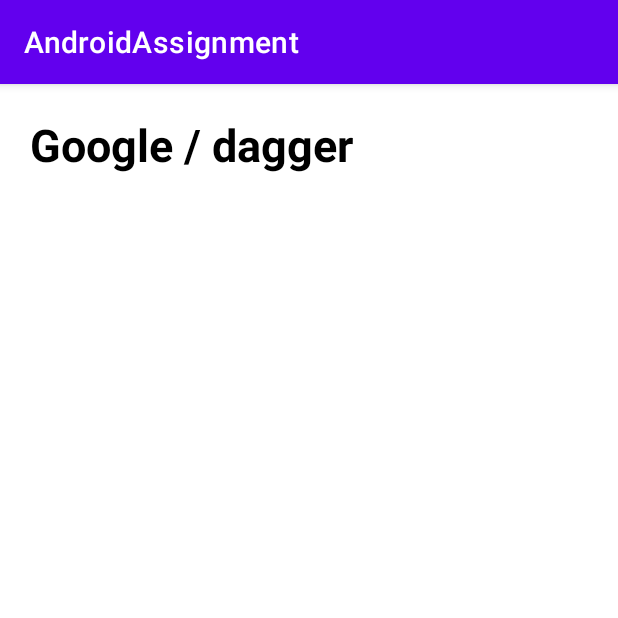
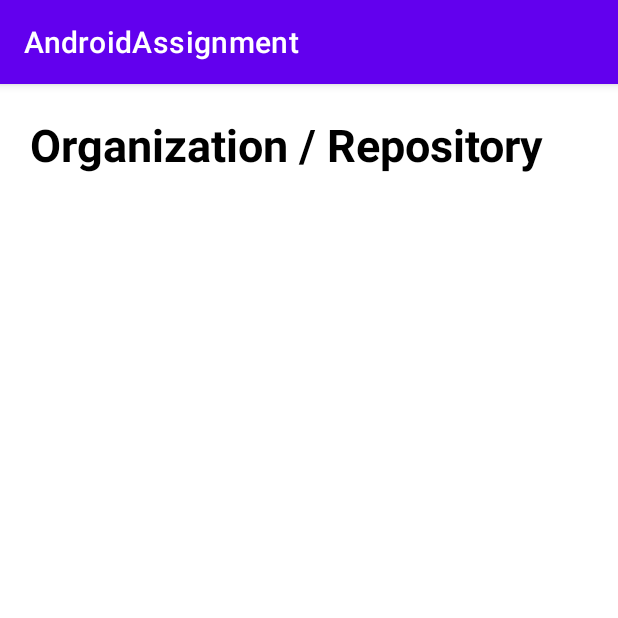
Before and after one commit to Heonbyeong/AndroidAssignment, an Android app: the screen it shows after launch (MainActivity), on a phone screen of 412 x 824 dp, the top half of it. Run offline under Robolectric (Android 15) with nearby library versions, the phone set to English and light mode, and no system bars; our stand-ins replace Dagger/Hilt's generated code; 1 statement that could not run was skipped.

Commit message:
[STYLE] MainActivity hint 추가

```diff
--- a/app/src/main/res/layout/activity_main.xml
+++ b/app/src/main/res/layout/activity_main.xml
@@ -12,7 +12,7 @@
         android:id="@+id/name_tv"
         android:layout_width="wrap_content"
         android:layout_height="wrap_content"
-        android:text="Google / dagger"
+        android:text="@string/hint"
         android:textColor="@color/black"
         android:textSize="30sp"
         android:textStyle="bold"
--- a/app/src/main/res/values/strings.xml
+++ b/app/src/main/res/values/strings.xml
@@ -1,5 +1,7 @@
 <resources>
     <string name="app_name">AndroidAssignment</string>
+<!--  main  -->
+    <string name="hint">Organization / Repository</string>
 <!--  input dialog  -->
     <string name="input_org_hint">Organization</string>
     <string name="input_repo_hint">Repository</string>
```
